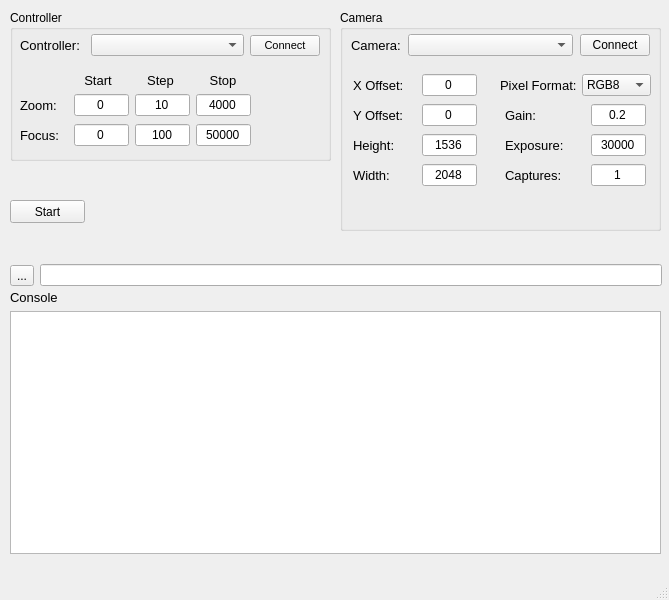
Qt form capture_gui/src/capture_gui.ui (NSWC-Crane/passive_range) before a commit.
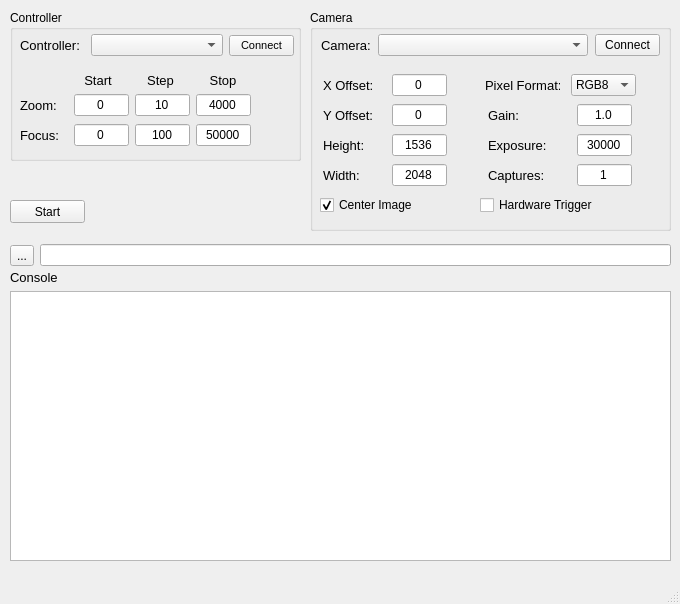
The same form after that commit.

Commit message: getting the image capture working

Diff of the .ui file:
```diff
--- a/capture_gui/src/capture_gui.ui
+++ b/capture_gui/src/capture_gui.ui
@@ -6,10 +6,16 @@
    <rect>
     <x>0</x>
     <y>0</y>
-    <width>669</width>
-    <height>600</height>
+    <width>680</width>
+    <height>604</height>
    </rect>
   </property>
+  <property name="minimumSize">
+   <size>
+    <width>680</width>
+    <height>0</height>
+   </size>
+  </property>
   <property name="windowTitle">
    <string>MainWindow</string>
   </property>
@@ -18,9 +24,9 @@
     <property name="geometry">
      <rect>
       <x>10</x>
-      <y>290</y>
-      <width>651</width>
-      <height>264</height>
+      <y>270</y>
+      <width>661</width>
+      <height>291</height>
      </rect>
     </property>
     <layout class="QVBoxLayout" name="verticalLayout">
@@ -70,8 +76,8 @@
     <property name="geometry">
      <rect>
       <x>10</x>
-      <y>260</y>
-      <width>652</width>
+      <y>240</y>
+      <width>661</width>
       <height>31</height>
      </rect>
     </property>
@@ -103,7 +109,7 @@
      <rect>
       <x>10</x>
       <y>10</y>
-      <width>321</width>
+      <width>291</width>
       <height>151</height>
      </rect>
     </property>
@@ -115,7 +121,7 @@
       <rect>
        <x>10</x>
        <y>20</y>
-       <width>300</width>
+       <width>274</width>
        <height>31</height>
       </rect>
      </property>
@@ -142,7 +148,7 @@
        <widget class="QComboBox" name="ftdi_cb">
         <property name="minimumSize">
          <size>
-          <width>150</width>
+          <width>130</width>
           <height>0</height>
          </size>
         </property>
@@ -150,9 +156,15 @@
       </item>
       <item>
        <widget class="QPushButton" name="ftdi_connect_btn">
+        <property name="minimumSize">
+         <size>
+          <width>65</width>
+          <height>0</height>
+         </size>
+        </property>
         <property name="maximumSize">
          <size>
-          <width>70</width>
+          <width>65</width>
           <height>16777215</height>
          </size>
         </property>
@@ -434,9 +446,9 @@
    <widget class="QGroupBox" name="camera_gb">
     <property name="geometry">
      <rect>
-      <x>340</x>
+      <x>310</x>
       <y>10</y>
-      <width>321</width>
+      <width>361</width>
       <height>221</height>
      </rect>
     </property>
@@ -504,9 +516,9 @@
     <widget class="QWidget" name="horizontalLayoutWidget_12">
      <property name="geometry">
       <rect>
-       <x>160</x>
+       <x>170</x>
        <y>120</y>
-       <width>151</width>
+       <width>161</width>
        <height>31</height>
       </rect>
      </property>
@@ -678,9 +690,9 @@
     <widget class="QWidget" name="horizontalLayoutWidget_10">
      <property name="geometry">
       <rect>
-       <x>160</x>
+       <x>170</x>
        <y>60</y>
-       <width>151</width>
+       <width>161</width>
        <height>31</height>
       </rect>
      </property>
@@ -689,13 +701,13 @@
        <widget class="QLabel" name="label_14">
         <property name="minimumSize">
          <size>
-          <width>20</width>
+          <width>75</width>
           <height>0</height>
          </size>
         </property>
         <property name="maximumSize">
          <size>
-          <width>80</width>
+          <width>75</width>
           <height>16777215</height>
          </size>
         </property>
@@ -713,13 +725,13 @@
        <widget class="QComboBox" name="px_format">
         <property name="minimumSize">
          <size>
-          <width>40</width>
+          <width>65</width>
           <height>0</height>
          </size>
         </property>
         <property name="maximumSize">
          <size>
-          <width>70</width>
+          <width>65</width>
           <height>16777215</height>
          </size>
         </property>
@@ -798,9 +810,9 @@
     <widget class="QWidget" name="horizontalLayoutWidget_11">
      <property name="geometry">
       <rect>
-       <x>160</x>
+       <x>170</x>
        <y>90</y>
-       <width>151</width>
+       <width>161</width>
        <height>31</height>
       </rect>
      </property>
@@ -844,7 +856,7 @@
          </size>
         </property>
         <property name="text">
-         <string>0.2</string>
+         <string>1.0</string>
         </property>
         <property name="alignment">
          <set>Qt::AlignCenter</set>
@@ -858,13 +870,19 @@
       <rect>
        <x>10</x>
        <y>20</y>
-       <width>301</width>
+       <width>341</width>
        <height>31</height>
       </rect>
      </property>
      <layout class="QHBoxLayout" name="horizontalLayout_3">
       <item>
        <widget class="QLabel" name="label_4">
+        <property name="minimumSize">
+         <size>
+          <width>50</width>
+          <height>0</height>
+         </size>
+        </property>
         <property name="maximumSize">
          <size>
           <width>50</width>
@@ -885,13 +903,13 @@
        <widget class="QComboBox" name="cam_cb">
         <property name="minimumSize">
          <size>
-          <width>150</width>
+          <width>210</width>
           <height>0</height>
          </size>
         </property>
         <property name="maximumSize">
          <size>
-          <width>165</width>
+          <width>210</width>
           <height>16777215</height>
          </size>
         </property>
@@ -899,9 +917,15 @@
       </item>
       <item>
        <widget class="QPushButton" name="cam_connect_btn">
+        <property name="minimumSize">
+         <size>
+          <width>65</width>
+          <height>0</height>
+         </size>
+        </property>
         <property name="maximumSize">
          <size>
-          <width>70</width>
+          <width>65</width>
           <height>16777215</height>
          </size>
         </property>
@@ -915,9 +939,9 @@
     <widget class="QWidget" name="horizontalLayoutWidget_14">
      <property name="geometry">
       <rect>
-       <x>160</x>
+       <x>170</x>
        <y>150</y>
-       <width>151</width>
+       <width>161</width>
        <height>31</height>
       </rect>
      </property>
@@ -970,6 +994,47 @@
       </item>
      </layout>
     </widget>
+    <widget class="QWidget" name="horizontalLayoutWidget_15">
+     <property name="geometry">
+      <rect>
+       <x>170</x>
+       <y>180</y>
+       <width>161</width>
+       <height>31</height>
+      </rect>
+     </property>
+     <layout class="QHBoxLayout" name="horizontalLayout_15">
+      <item>
+       <widget class="QCheckBox" name="checkBox">
+        <property name="text">
+         <string>Hardware Trigger</string>
+        </property>
+       </widget>
+      </item>
+     </layout>
+    </widget>
+    <widget class="QWidget" name="horizontalLayoutWidget_16">
+     <property name="geometry">
+      <rect>
+       <x>10</x>
+       <y>180</y>
+       <width>131</width>
+       <height>31</height>
+      </rect>
+     </property>
+     <layout class="QHBoxLayout" name="horizontalLayout_16">
+      <item>
+       <widget class="QCheckBox" name="center_cb">
+        <property name="text">
+         <string>Center Image</string>
+        </property>
+        <property name="checked">
+         <bool>true</bool>
+        </property>
+       </widget>
+      </item>
+     </layout>
+    </widget>
    </widget>
    <widget class="QPushButton" name="start_capture">
     <property name="geometry">
```
Left out of the diff: 8 changed lines with no effect on the pictures. The commit also changes 2 other files.
